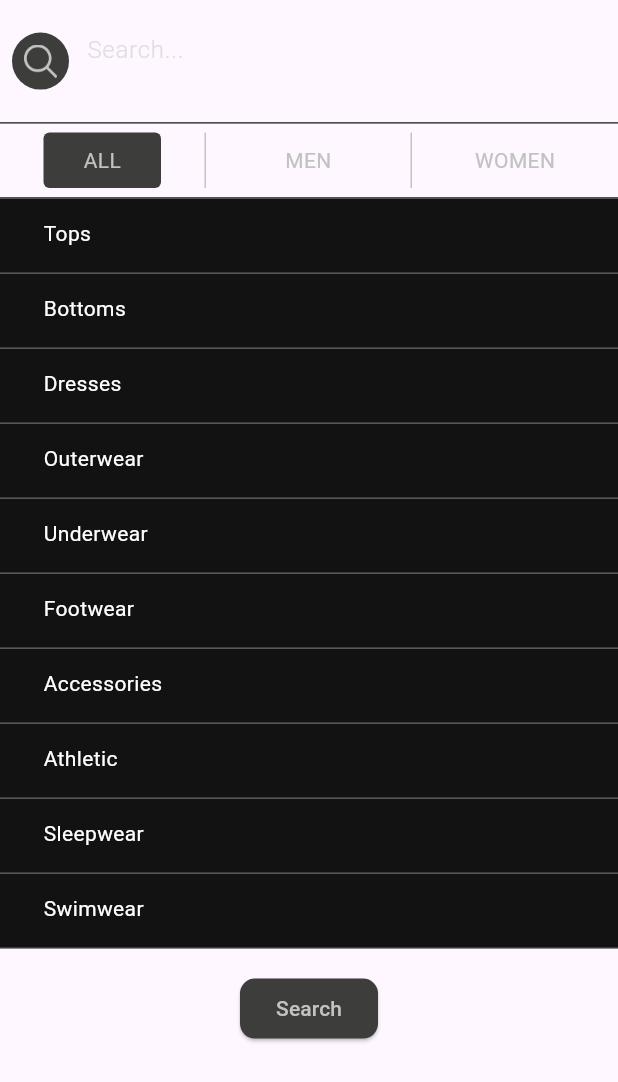
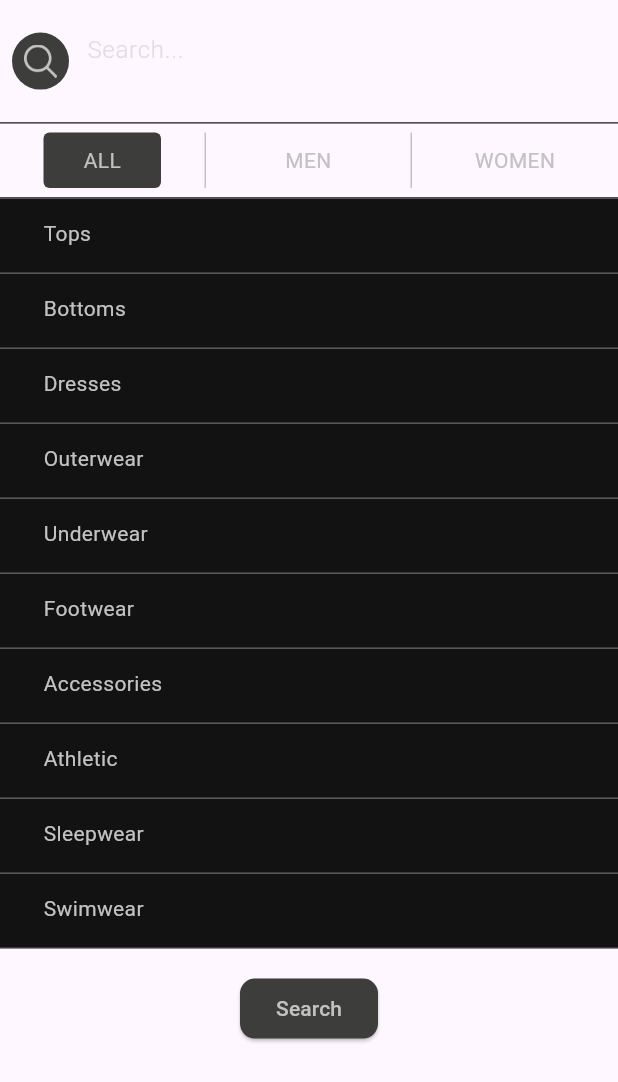
Before and after one commit to axel-biehler/flex-market, a Flutter app: the SearchPageWidget widget shown alone on an empty page, opened directly with empty values, on a phone screen of 412 x 824 dp. Shown: the top 1082 px of the screen. Run offline on Flutter 3.47's test engine with Material 3 defaults, Android fonts, the phone set to English and light mode, and no system bars; our stand-ins replace camera, firebase_core, firebase_crashlytics, flutter_dotenv, flutter_svg, google_fonts and 2 more; missing offline and left inert: auth0_flutter; accounts and stored records are empty.

Commit message:
feat: search page desktop layout

```diff
--- a/lib/components/product_slider.dart
+++ b/lib/components/product_slider.dart
@@ -42,7 +42,7 @@ class ProductSliderWidget extends StatelessWidget {
 
   @override
   Widget build(BuildContext context) {
-    final double screenWidth = MediaQuery.of(context).size.width * 0.6;
+    final double screenWidth = kIsWeb ? MediaQuery.of(context).size.width * 0.6 : MediaQuery.of(context).size.width * 0.6;
     final ScrollController scrollController = ScrollController();
     final double cardWidth = screenWidth * 0.4 > 200 ? 200 : screenWidth * 0.4;
     final double totalItemsWidth = cardWidth * items.length;
--- a/lib/pages/search/search_page.dart
+++ b/lib/pages/search/search_page.dart
@@ -3,6 +3,7 @@ import 'package:flex_market/pages/search/search_results.dart';
 import 'package:flex_market/utils/constants.dart';
 import 'package:flex_market/utils/enums.dart';
 import 'package:flex_market/utils/utils.dart';
+import 'package:flutter/foundation.dart';
 import 'package:flutter/material.dart';
 
 /// Search page with query options
@@ -58,14 +59,14 @@ class SearchPageWidgetState extends State<SearchPageWidget> {
   @override
   Widget build(BuildContext context) {
     final double screenHeight = MediaQuery.of(context).size.height;
-    final double screenWidth = MediaQuery.of(context).size.width;
+    final double screenWidth = kIsWeb ? MediaQuery.of(context).size.width * 0.6 : MediaQuery.of(context).size.width;
 
     return SingleChildScrollView(
       child: Column(
         children: <Widget>[
           Container(
             height: screenHeight * 0.10,
-            width: double.infinity,
+            width: screenWidth,
             decoration: const BoxDecoration(
               border: Border(
                 bottom: BorderSide(
@@ -108,6 +109,9 @@ class SearchPageWidgetState extends State<SearchPageWidget> {
                         )
                       : null,
                   border: InputBorder.none,
+                ),
+                style: TextStyle(
+                  color: Theme.of(context).colorScheme.secondary,
                 ),
               ),
             ),
@@ -166,7 +170,9 @@ class SearchPageWidgetState extends State<SearchPageWidget> {
               }).toList(),
             ),
           ),
-          ListView.builder(
+          SizedBox(
+            width: screenWidth,
+            child: ListView.builder(
               shrinkWrap: true,
               itemCount: ItemCategory.values.length,
               itemBuilder: (BuildContext context, int index) {
@@ -185,11 +191,17 @@ class SearchPageWidgetState extends State<SearchPageWidget> {
                         left: 29,
                         top: 13,
                       ),
-                    child: Text(capitalize(category.name)),
+                      child: Text(
+                        capitalize(category.name),
+                        style: TextStyle(
+                          color: Theme.of(context).colorScheme.secondary,
+                        ),
+                      ),
                     ),
                   ),
                 );
               },
+            ),
           ),
           Padding(
             padding: const EdgeInsets.only(
```
Lines whose indentation alone changed are shown as unchanged.
